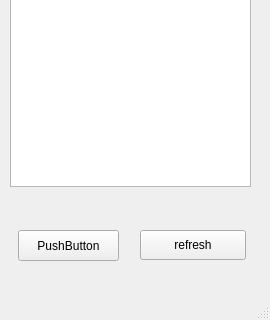
tangjiahua/linpop, file linpop/chatClient/mainwindow.ui: the form before one commit; both pictures show x 0 to 270 and y 380 to 700 of the 270 by 700 pixel window.
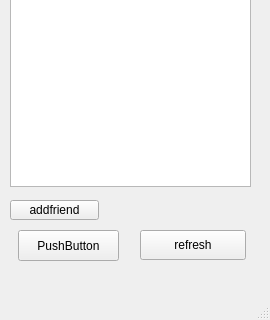
The form after the commit.

```diff
--- a/linpop/chatClient/mainwindow.ui
+++ b/linpop/chatClient/mainwindow.ui
@@ -153,6 +153,19 @@
      <string>PushButton</string>
     </property>
    </widget>
+   <widget class="QPushButton" name="btn_add">
+    <property name="geometry">
+     <rect>
+      <x>10</x>
+      <y>580</y>
+      <width>89</width>
+      <height>20</height>
+     </rect>
+    </property>
+    <property name="text">
+     <string>addfriend</string>
+    </property>
+   </widget>
   </widget>
   <widget class="QMenuBar" name="menubar">
    <property name="geometry">
```
